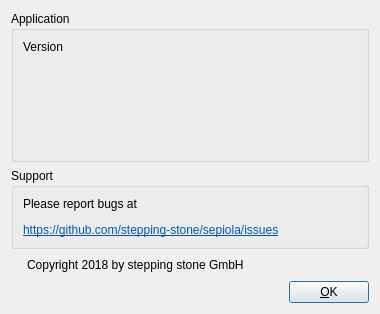
This is src/gui/about_dialog.ui in stepping-stone/sepiola as Qt 5 draws it before an edit. The edited form follows.
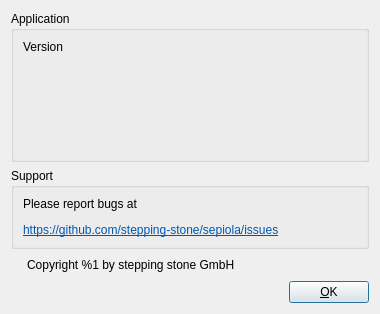
This is the edited form. Icons and pictures are not drawn.

Commit message:
introduce a RELEASE_DATE define for the copyright
It is either read from the last git commit if the .git directory is
available, otherwise from the hardcoded string in CMakeLists.txt and
should therefore be updated together with the version.

```diff
--- a/src/gui/about_dialog.ui
+++ b/src/gui/about_dialog.ui
@@ -181,7 +181,7 @@
       </sizepolicy>
      </property>
      <property name="text">
-      <string>Copyright 2018 by stepping stone GmbH</string>
+      <string>Copyright %1 by stepping stone GmbH</string>
      </property>
     </widget>
    </item>
```
Left out of the diff: 5 changed lines with no effect on the pictures. The commit also changes 6 other files.
